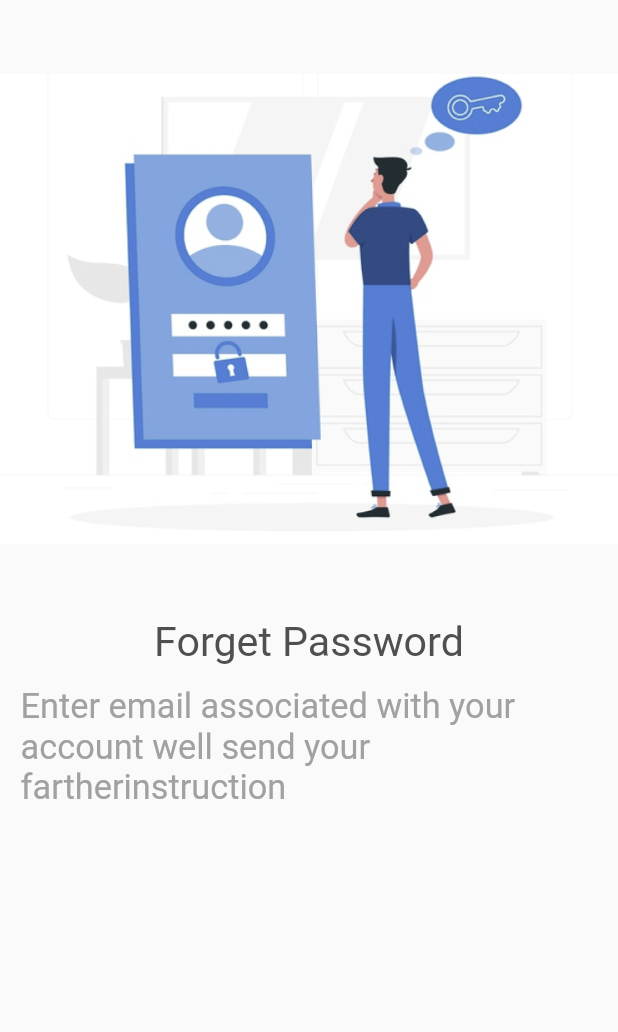
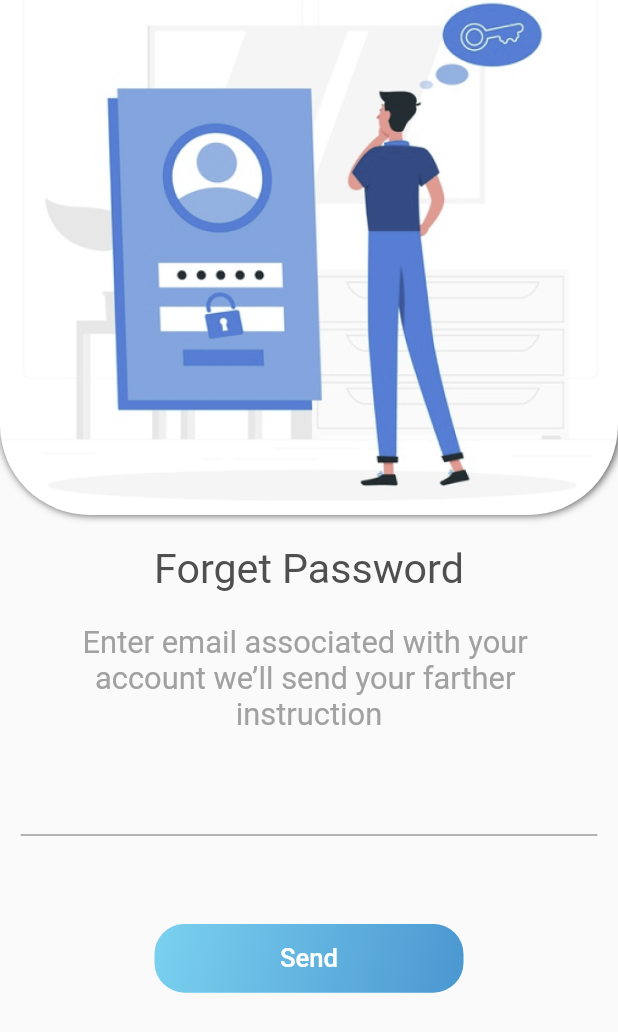
Before and after one commit to MahdadiChaima/user_app_sesc, a Flutter app: the screen it shows after launch, after a tap on "Forget password?", on a phone screen of 412 x 824 dp. Shown: the top 1032 px of the screen. Run offline on Flutter 3.47's test engine with Material 2 defaults, Android fonts, the phone set to English and light mode, and no system bars; our stand-ins replace animated_splash_screen.

Commit message:
update screen  Forget password

```diff
--- a/lib/Ui/ConstantWidget/Bottom.dart
+++ b/lib/Ui/ConstantWidget/Bottom.dart
@@ -21,7 +21,7 @@ class bottom extends StatelessWidget {
         ),
         width: size.width/3,
         height: size.height/18,
-        child: Center(child: Text(label,style: TextStyle(color:Colors.white,fontWeight: FontWeight.w400,fontSize: size.width/24),),),
+        child: Center(child: Text(label,style: TextStyle(color:Colors.white,fontWeight: FontWeight.w500,fontSize: size.width/24),),),
       ),
     );
   }
--- a/lib/Ui/ConstantWidget/inputField.dart
+++ b/lib/Ui/ConstantWidget/inputField.dart
@@ -1,11 +1,13 @@
 import 'package:flutter/material.dart';
 class inputField extends StatelessWidget {
+  TextEditingController contrl;
+  inputField({contrl});
   @override
   Widget build(BuildContext context) {
     Size size=MediaQuery.of(context).size;
     return Container(width: size.width,
         margin: EdgeInsets.only(left:size.width/30,right:size.width/30, ),child: TextField(
-
+     controller: contrl,
 
     ))
     ;
--- a/lib/Ui/Sing Up.dart
+++ b/lib/Ui/Sing Up.dart
@@ -5,8 +5,13 @@ import 'package:user_app_sesc/Ui/ConstantWidget/inputField.dart';
 import 'package:user_app_sesc/Ui/Home.dart';
 import 'package:user_app_sesc/Ui/SingIn.dart';
 import 'ConstantWidget/Bottom.dart';
+final TextEditingController name = new TextEditingController();
+final TextEditingController inscription_number = new TextEditingController();
+final TextEditingController email = new TextEditingController();
+final TextEditingController password = new TextEditingController();
+
 class SingUp extends StatelessWidget {
-  String gmail,password;
+
   static String id = 'signup';
   @override
   Widget build(BuildContext context) {
@@ -20,19 +25,19 @@ class SingUp extends StatelessWidget {
             SizedBox(height: size.width/7,),
             Container(margin: EdgeInsets.only(left:size.width/30 ),alignment:Alignment.topLeft,child:Text("First and last name:",style: TextStyle(color: colorUser.gray,fontSize: size.width/22),)),
 
-            inputField(),
+            inputField(contrl: name),
             SizedBox(height: size.width/10 ,),
             Container(margin: EdgeInsets.only(left:size.width/30 ),alignment:Alignment.topLeft,child: Text("Insccription Number:",style: TextStyle(color: colorUser.gray,fontSize: size.width/22),)),
 
-            inputField(),
+            inputField(contrl:inscription_number),
             SizedBox(height: size.width/10 ,),
             Container(margin: EdgeInsets.only(left:size.width/30 ),alignment:Alignment.topLeft,child: Text("Email:",style: TextStyle(color: colorUser.gray,fontSize: size.width/22),)),
 
-            inputField(),
+            inputField(contrl:email),
             SizedBox(height: size.width/10 ,),
             Container(margin: EdgeInsets.only(left:size.width/30 ),alignment:Alignment.topLeft,child: Text("Password:",style: TextStyle(color: colorUser.gray,fontSize: size.width/22),)),
 
-            inputField(),
+            inputField(contrl:password),
             SizedBox(height: size.width/5 ,),
 
            Expanded(
--- a/lib/Ui/SingIn.dart
+++ b/lib/Ui/SingIn.dart
@@ -6,8 +6,11 @@ import 'package:user_app_sesc/Ui/ConstantWidget/Bottom.dart';
 import 'package:user_app_sesc/Ui/Home.dart';
 import 'package:user_app_sesc/Ui/Sing%20Up.dart';
 import 'package:user_app_sesc/Ui/forgetPassword.dart';
+final TextEditingController email = new TextEditingController();
+final TextEditingController password = new TextEditingController();
+
 class SingIn extends StatelessWidget {
-  String gmail,password;
+
   static String id = 'Signin';
   @override
   Widget build(BuildContext context) {
@@ -21,11 +24,12 @@ class SingIn extends StatelessWidget {
          SizedBox(height: size.width/5,),
         Container(margin: EdgeInsets.only(left:size.width/20 ),alignment:Alignment.topLeft,child:Text("Emial:",style: TextStyle(color: colorUser.gray,fontSize: size.width/20),)),
 
-            inputField(),
+            inputField(contrl:email),
+
             SizedBox(height: size.width/10 ,),
             Container(margin: EdgeInsets.only(left:size.width/20 ),alignment:Alignment.topLeft,child: Text("Password:",style: TextStyle(color: colorUser.gray,fontSize: size.width/20),)),
 
-            inputField(),
+            inputField(contrl:password),
             SizedBox(height: size.width/25 ,),
             GestureDetector(child:Container(margin: EdgeInsets.only(right:size.width/30 ),alignment:Alignment.topRight,child:GestureDetector(onTap: ()=>Navigator.of(context).pushNamed( forgetPassword.id),
                 child: Text("Forget password?",style: TextStyle(fontWeight:FontWeight.w400,color: colorUser.darkBlue,fontSize: size.width/26),)),)),
--- a/lib/Ui/forgetPassword.dart
+++ b/lib/Ui/forgetPassword.dart
@@ -1,7 +1,12 @@
 import 'package:flutter/cupertino.dart';
 import 'package:flutter/material.dart';
+import 'package:user_app_sesc/Ui/ConstantWidget/Bottom.dart';
 import 'package:user_app_sesc/Ui/ConstantWidget/Color.dart';
+import 'package:user_app_sesc/Ui/ConstantWidget/inputField.dart';
+import 'package:user_app_sesc/Ui/Home.dart';
 class forgetPassword extends StatelessWidget {
+  final TextEditingController email = new TextEditingController();
+
   static String id = 'forgetpassword';
   @override
   Widget build(BuildContext context) {
@@ -9,13 +14,47 @@ class forgetPassword extends StatelessWidget {
     return SafeArea(child: Scaffold(
       body:ListView(
         children: [
-          Image.asset("assest/forgetPassword.png",width: size.width,height: size.width,),
-          Center(child:Text("Forget Password",style: TextStyle(color: colorUser.darkGray,fontSize: size.width/15),),),
-      Center(child:Container(padding: EdgeInsets.all(size.width/30),width: size.width,height: size.height/2,child: Text("Enter email associated with your account well send your fartherinstruction",style: TextStyle(
-            color: colorUser.lightGray,fontSize: size.width/18
-          ),)),)
+      Container(width: size.width,height: size.width/1.2,
+      decoration: BoxDecoration(image:DecorationImage(image: AssetImage("assest/forgetPassword.png"),fit: BoxFit.cover,),
+        borderRadius: BorderRadius.only(bottomRight: Radius.circular(60) ,bottomLeft: Radius.circular(60) ,
+        ),boxShadow: [BoxShadow(
+          offset: Offset(1,0),
+            color: colorUser.darkGray,blurRadius: 4,
+          )]
+      ),
+
+      ),
+          SizedBox(height:size.width/20 ,),
+          textcenter(text: "Forget Password",size: size.width/15,color: colorUser.darkGray,),
+          SizedBox(height:size.width/20 ,),
+          textcenter(text: "Enter email associated with your ",size: size.width/20,color: colorUser.lightGray,),
+          textcenter(text: "account we’ll send your farther ",size: size.width/20,color: colorUser.lightGray,),
+          textcenter(text: "instruction",size: size.width/20,color: colorUser.lightGray,),
+          SizedBox(height:size.width/20 ,),
+       inputField(contrl: email,),
+
+          SizedBox(height:size.width/7 ,),
+
+       bottom(label: "Send", ontap: ()=>Navigator.pushNamed(context, Home.id))
         ],
       ),
     ));
   }
 }
+
+class textcenter extends StatelessWidget {
+  const textcenter({
+    Key key,
+    @required this.size,@required this.color,@required this.text,
+  }) : super(key: key);
+
+  final double size;
+  final Color color;
+  final String text;
+
+
+  @override
+  Widget build(BuildContext context) {
+    return Center(child:Text(text,style: TextStyle(color:color,fontSize:size),),);
+  }
+}
```
